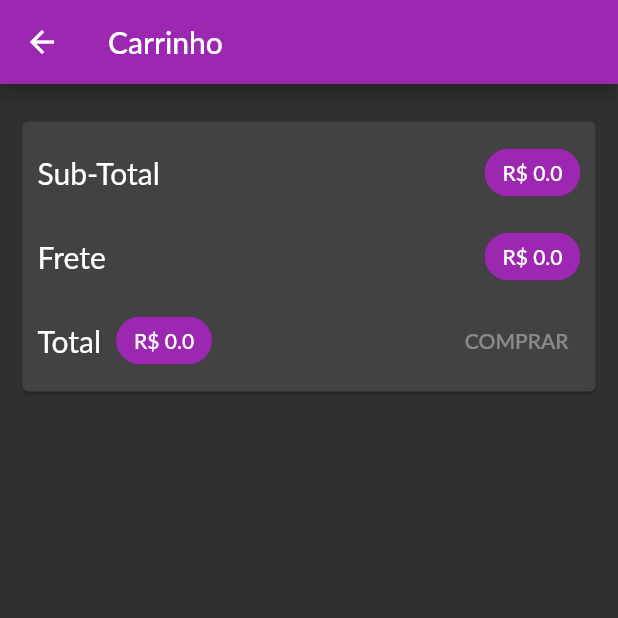
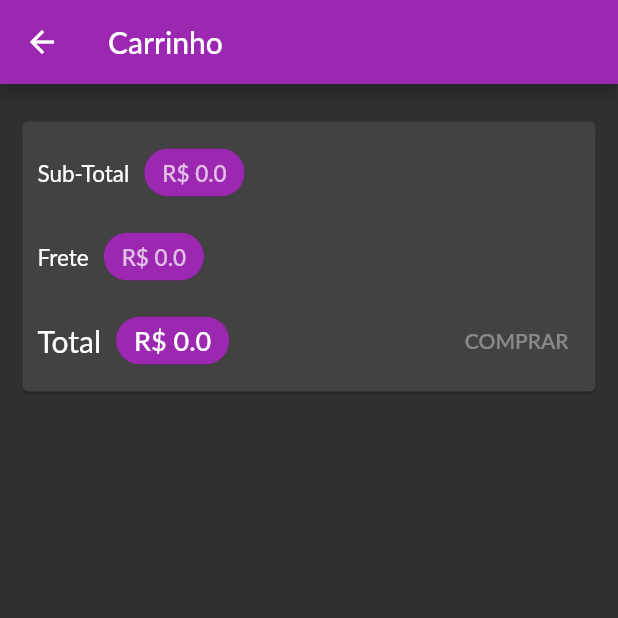
Before and after one commit to Leleocastro/gameshop-supera, a Flutter app: the CartScreen screen opened by its route, on a phone screen of 412 x 824 dp, the top half of it. Run offline on Flutter 3.47's test engine with Material 2 defaults, Android fonts, the phone set to English and light mode, and no system bars; our stand-ins replace flutter_svg; Roboto replaces fonts that are missing (Lato).

```diff
--- a/lib/views/cartScreen.dart
+++ b/lib/views/cartScreen.dart
@@ -26,20 +26,20 @@ class CartScreen extends StatelessWidget {
                   mainAxisAlignment: MainAxisAlignment.spaceBetween,
                   children: [
                     Row(
-                      mainAxisAlignment: MainAxisAlignment.spaceBetween,
                       children: [
                         Text(
                           'Sub-Total',
-                          style: TextStyle(fontSize: 20),
+                          style: TextStyle(fontSize: 15),
                         ),
                         SizedBox(width: 10),
                         Chip(
                           label: Text(
                             'R\$ ${cart.subTotalAmount}',
                             style: TextStyle(
+                              fontSize: 15,
                               color: Theme.of(context)
                                   .primaryTextTheme
-                                  .headline6
+                                  .headline2
                                   .color,
                             ),
                           ),
@@ -48,20 +48,20 @@ class CartScreen extends StatelessWidget {
                       ],
                     ),
                     Row(
-                      mainAxisAlignment: MainAxisAlignment.spaceBetween,
                       children: [
                         Text(
                           'Frete',
-                          style: TextStyle(fontSize: 20),
+                          style: TextStyle(fontSize: 15),
                         ),
                         SizedBox(width: 10),
                         Chip(
                           label: Text(
                             'R\$ ${cart.freteAmount}',
                             style: TextStyle(
+                              fontSize: 15,
                               color: Theme.of(context)
                                   .primaryTextTheme
-                                  .headline6
+                                  .headline2
                                   .color,
                             ),
                           ),
@@ -81,6 +81,7 @@ class CartScreen extends StatelessWidget {
                           label: Text(
                             'R\$ ${cart.totalAmount}',
                             style: TextStyle(
+                              fontSize: 18,
                               color: Theme.of(context)
                                   .primaryTextTheme
                                   .headline6
```
Also changed, not shown: lib/providers/orders.dart (+7 -3 lines), lib/widgets/appDrawer.dart (+16 -16 lines).
